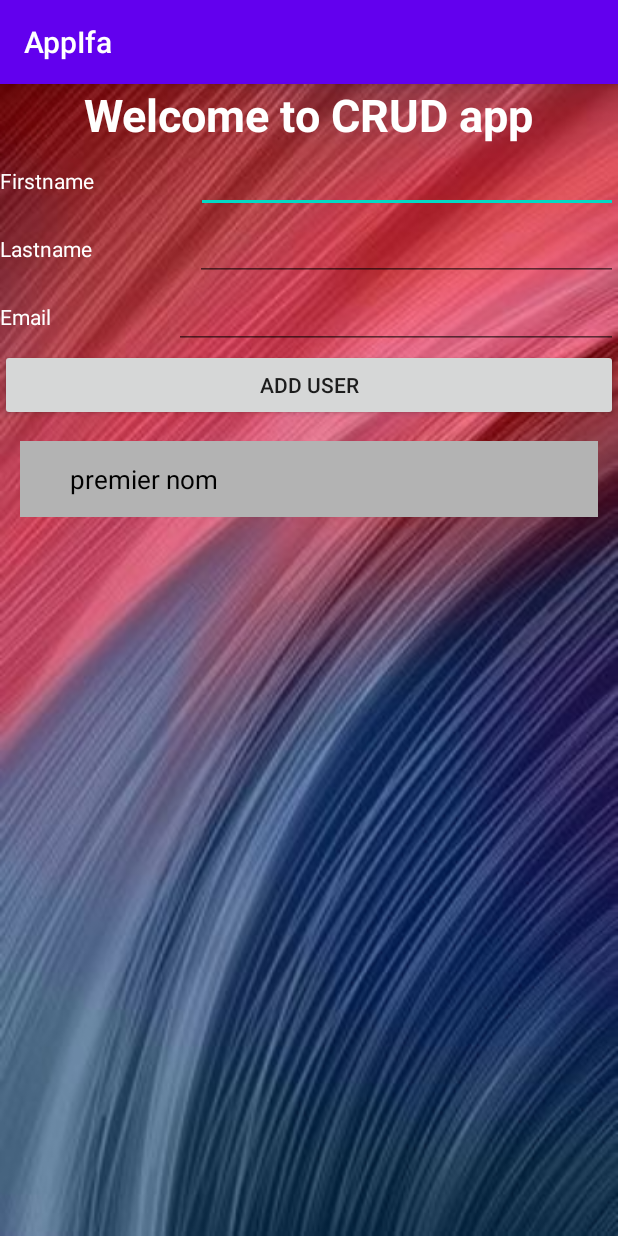
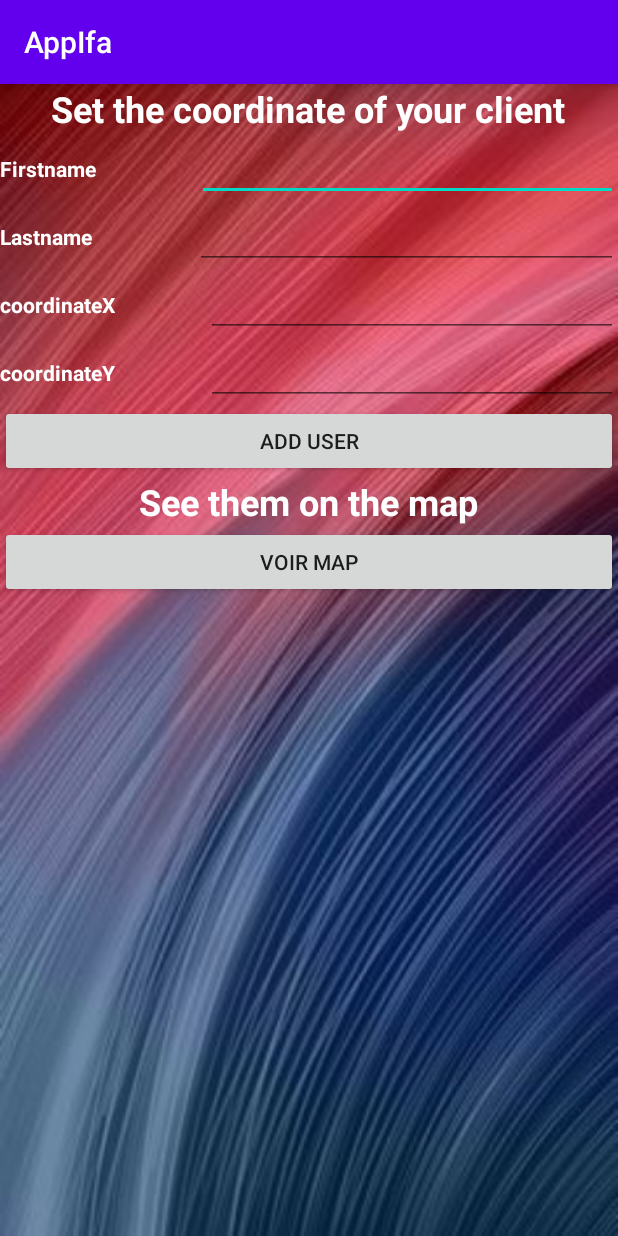
Before and after one commit to jeanbambois/androidAppIfa, an Android app: the screen it shows after launch (MainActivity), on a phone screen of 412 x 824 dp. Run offline under Robolectric (Android 15) with nearby library versions, the phone set to English and light mode, and no system bars.

Commit message:
Features: List client + interactive map

```diff
--- a/app/build.gradle
+++ b/app/build.gradle
@@ -36,5 +36,6 @@ dependencies {
     androidTestImplementation 'androidx.test.ext:junit:1.1.1'
     androidTestImplementation 'androidx.test.espresso:espresso-core:3.2.0'
 
-    compile 'com.android.support:recyclerview-v7:27.0.2'
+    implementation 'com.android.support:recyclerview-v7:27.0.2'
+    implementation 'com.google.android.gms:play-services-maps:16.0.0'
 }
--- a/app/src/main/java/com/bever/appifa/DatabaseHelper.java
+++ b/app/src/main/java/com/bever/appifa/DatabaseHelper.java
@@ -15,30 +15,32 @@ public class DatabaseHelper extends SQLiteOpenHelper {
     public static final String COL_1 = "id";
     public static final String COL_2 = "firstName";
     public static final String COL_3 = "lastName";
-    public static final String COL_4 = "email";
+    public static final String COL_4 = "coordinateX";
+    public static final String COL_5 = "coordinateY";
 
     public DatabaseHelper(@Nullable Context context) {
-        super(context, DATABASE_NAME, null, 1);
+        super(context, DATABASE_NAME, null, 3);
     }
 
     @Override
     public void onCreate(SQLiteDatabase db) {
-        db.execSQL("create table " + TABLE_NAME + " (ID INTEGER PRIMARY KEY AUTOINCREMENT, firstName TEXT, lastName TEXT, email TEXT)");
+        db.execSQL("create table " + TABLE_NAME + " (ID INTEGER PRIMARY KEY AUTOINCREMENT, firstName TEXT, lastName TEXT, coordinateX NUMBER, coordinateY NUMBER)");
     }
 
     @Override
     public void onUpgrade(SQLiteDatabase db, int oldVersion, int newVersion) {
-        db.execSQL(" DROP TABLE  IF EXISTS " + TABLE_NAME);
+        db.execSQL(" DROP TABLE IF EXISTS " + TABLE_NAME);
         onCreate(db);
     }
 
-    public boolean insertData(String firstName, String lastName, String email){
+    public boolean insertData(String firstName, String lastName, double coordinateX, double coordinateY){
 
         SQLiteDatabase db = this.getWritableDatabase();
         ContentValues contentValues = new ContentValues();
         contentValues.put(COL_2, firstName);
         contentValues.put(COL_3, lastName);
-        contentValues.put(COL_4, email);
+        contentValues.put(COL_4, coordinateX);
+        contentValues.put(COL_5, coordinateY);
 
         long result = db.insert(TABLE_NAME, null, contentValues);
 
@@ -55,4 +57,11 @@ public class DatabaseHelper extends SQLiteOpenHelper {
 
         return res;
     }
+
+    public String getDataByName(String firstName){
+        SQLiteDatabase db = this.getWritableDatabase();
+        Cursor res = db.rawQuery("select * from " + TABLE_NAME + " where firstName = " + firstName, null);
+
+        return res.getString(3) + ", " +  res.getString(4);
+    }
 }
--- a/app/src/main/java/com/bever/appifa/MainActivity.java
+++ b/app/src/main/java/com/bever/appifa/MainActivity.java
@@ -4,13 +4,17 @@ import androidx.appcompat.app.AppCompatActivity;
 import androidx.recyclerview.widget.LinearLayoutManager;
 import androidx.recyclerview.widget.RecyclerView;
 
+import android.content.Intent;
 import android.database.Cursor;
 import android.os.Bundle;
 import android.util.Log;
+import android.view.View;
 import android.widget.Button;
 import android.widget.EditText;
 import android.widget.Toast;
 
+
+import com.google.android.gms.maps.SupportMapFragment;
 
 import java.util.ArrayList;
 
@@ -21,9 +25,13 @@ public class MainActivity extends AppCompatActivity {
 
     EditText editFirstName, editLastName, editEmail;
     Button addButton;
-    Button viewAllDataButton;
+    Button boutonChangerActivite;
+    EditText coordinateXtext;
+    EditText coordinateYtext;
 
     private ArrayList<String> mNames = new ArrayList<>();
+    private ArrayList<Double> coordinatesX = new ArrayList<>();
+    private ArrayList<Double> coordinatesY = new ArrayList<>();
 
     @Override
     protected void onCreate(Bundle savedInstanceState) {
@@ -34,25 +42,41 @@ public class MainActivity extends AppCompatActivity {
 
         editFirstName = findViewById(R.id.editTextFirstName);
         editLastName = findViewById(R.id.editTextLastName);
-        editEmail = findViewById(R.id.editTextEmail);
         addButton = findViewById(R.id.addButton);
-
-        mNames.add("premier nom");
+        boutonChangerActivite = findViewById(R.id.buttonChangeActivite);
+        coordinateXtext = findViewById(R.id.coordinateXtext);
+        coordinateYtext = findViewById(R.id.coordinateYtext);
 
         addData();
         viewAllData();
         initRecyclerView();
+        changeActivity();
+    }
+
+    public void changeActivity(){
+        boutonChangerActivite.setOnClickListener((View v) -> {
+            Intent intent = new Intent(this,mapActivity.class);
+            intent.putExtra("coordinatesX",  coordinatesX);
+            intent.putExtra("coordinatesY",  coordinatesY);
+            startActivity(intent);
+        });
     }
 
     public void addData(){
         addButton.setOnClickListener(
             (v) -> {
+                double X = Double.parseDouble(coordinateXtext.getText().toString());
+                double Y = Double.parseDouble(coordinateYtext.getText().toString());
                 boolean isInserted = myDb.insertData(editFirstName.getText().toString(),
                     editLastName.getText().toString(),
-                    editLastName.getText().toString() );
+                    X,
+                    Y);
+
+                Log.d(TAG, "addData: coordinateX" + X);
+                Log.d(TAG, "addData: coordinateX" + Y);
 
                 if(isInserted){
-                    showToast("Success: Data inserted !");
+                    showToast("Success: Data inserted ! ");
                     viewAllData();
                 } else {
                     showToast("Error: Data not inserted !");
@@ -77,9 +101,11 @@ public class MainActivity extends AppCompatActivity {
            return;
        }
 
-       StringBuffer strbuffer= new StringBuffer();
+       //StringBuffer strbuffer= new StringBuffer();
        while (res.moveToNext()) {
-           mNames.add(res.getString(1) + " " + res.getString(2));
+           mNames.add(res.getString(1) + " " + res.getString(2) + " (" + res.getDouble(3) + ", " + res.getDouble(4) + ")" );
+           coordinatesX.add(res.getDouble(3));
+           coordinatesY.add(res.getDouble(4));
            /*strbuffer.append("ID : " + res.getString(0) + "\n");
            strbuffer.append("Firstname : " + res.getString(1) + "\n");
            strbuffer.append("Lastname : " + res.getString(2) + "\n");
--- a/app/src/main/res/layout/activity_main.xml
+++ b/app/src/main/res/layout/activity_main.xml
@@ -17,9 +17,9 @@
             android:id="@+id/textView4"
             android:layout_width="wrap_content"
             android:layout_height="wrap_content"
-            android:text="Welcome to CRUD app"
+            android:text="Set the coordinate of your client"
             android:textColor="#FFFFFF"
-            android:textSize="30sp"
+            android:textSize="24sp"
             android:textStyle="bold" />
 
         <LinearLayout
@@ -33,7 +33,8 @@
                 android:layout_height="wrap_content"
                 android:layout_weight="1"
                 android:text="Firstname"
-                android:textColor="#FFFFFF" />
+                android:textColor="#FFFFFF"
+                android:textStyle="bold" />
 
             <EditText
                 android:id="@+id/editTextFirstName"
@@ -56,7 +57,8 @@
                 android:layout_height="wrap_content"
                 android:layout_weight="1"
                 android:text="Lastname"
-                android:textColor="#FFFFFF" />
+                android:textColor="#FFFFFF"
+                android:textStyle="bold" />
 
             <EditText
                 android:id="@+id/editTextLastName"
@@ -74,22 +76,46 @@
             android:orientation="horizontal">
 
             <TextView
-                android:id="@+id/emailText"
+                android:id="@+id/XTextView"
                 android:layout_width="wrap_content"
                 android:layout_height="wrap_content"
                 android:layout_weight="1"
-                android:text="Email"
-                android:textColor="#FFFFFF" />
+                android:text="coordinateX"
+                android:textColor="#FFFFFF"
+                android:textStyle="bold" />
 
             <EditText
-                android:id="@+id/editTextEmail"
+                android:id="@+id/coordinateXtext"
                 android:layout_width="wrap_content"
                 android:layout_height="wrap_content"
                 android:layout_weight="1"
                 android:ems="10"
-                android:inputType="textPersonName"
-                android:textColor="#FFFFFF" />
+                android:inputType="number" />
 
+        </LinearLayout>
+
+        <LinearLayout
+            android:layout_width="match_parent"
+            android:layout_height="wrap_content"
+            android:orientation="horizontal">
+
+            <TextView
+                android:id="@+id/YTextView"
+                android:layout_width="wrap_content"
+                android:layout_height="wrap_content"
+                android:layout_weight="1"
+                android:text="coordinateY"
+                android:textColor="#FFFFFF"
+                android:textSize="14sp"
+                android:textStyle="bold" />
+
+            <EditText
+                android:id="@+id/coordinateYtext"
+                android:layout_width="wrap_content"
+                android:layout_height="wrap_content"
+                android:layout_weight="1"
+                android:ems="10"
+                android:inputType="number" />
         </LinearLayout>
 
         <Button
@@ -98,11 +124,27 @@
             android:layout_height="wrap_content"
             android:text="Add user" />
 
+        <TextView
+            android:id="@+id/textView"
+            android:layout_width="wrap_content"
+            android:layout_height="wrap_content"
+            android:text="See them on the map"
+            android:textColor="#FFFFFF"
+            android:textSize="24sp"
+            android:textStyle="bold" />
+
+        <Button
+            android:id="@+id/buttonChangeActivite"
+            android:layout_width="match_parent"
+            android:layout_height="wrap_content"
+            android:text="Voir map" />
+
         <androidx.recyclerview.widget.RecyclerView
             android:id="@+id/recycler_view"
-            android:scrollbars="vertical"
             android:layout_width="match_parent"
-            android:layout_height="match_parent"/>
+            android:layout_height="wrap_content"
+            android:scrollbars="vertical" />
 
     </LinearLayout>
+
 </LinearLayout>
```
Also changed, not shown: app/src/main/AndroidManifest.xml (+12 -0 lines), app/src/main/java/com/bever/appifa/mapActivity.java (added, +53 -0 lines), app/src/main/res/layout/activity_map.xml (added, +16 -0 lines), app/src/main/res/values/map_key.xml (added, +8 -0 lines).
